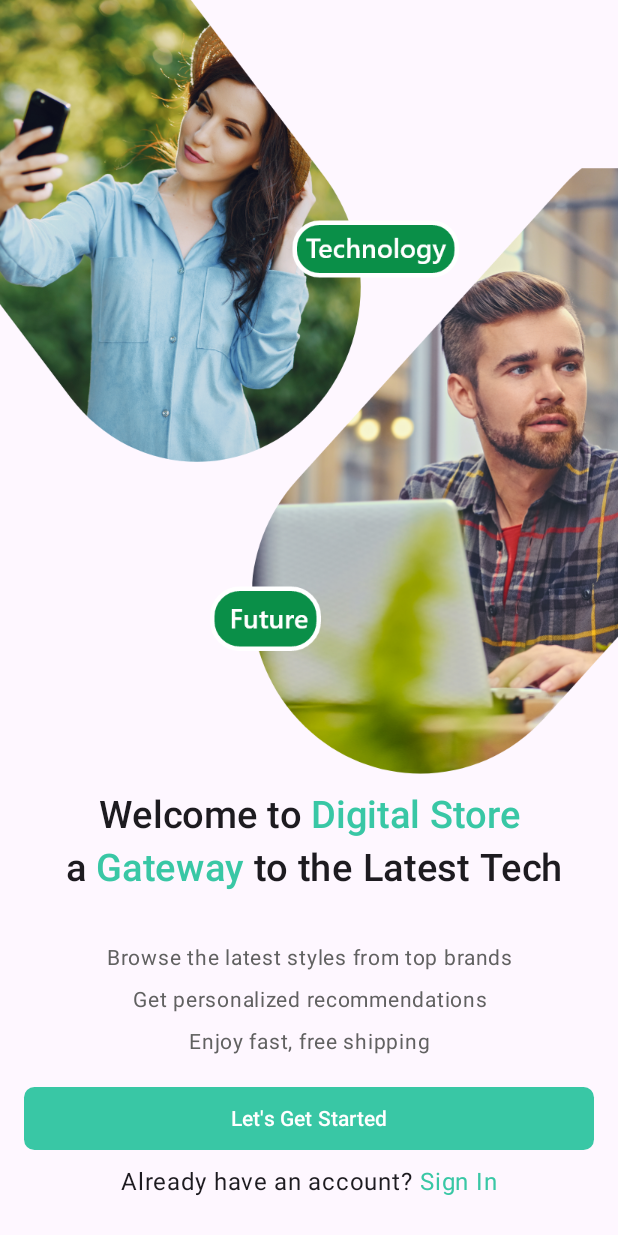
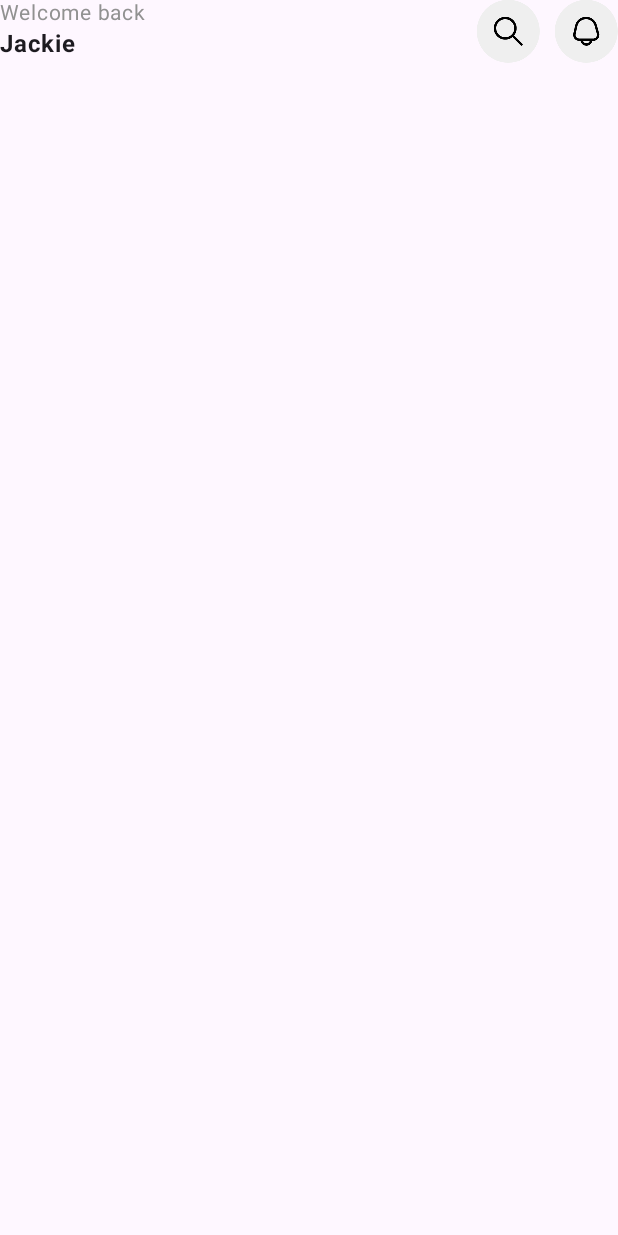
Before and after one commit to ArchikDev/OnlineShopComputers, an Android app built with Jetpack Compose: the screen it shows after launch (MainActivity), after a tap on "Let's Get Started", on a phone screen of 412 x 824 dp. Run offline under Robolectric (Android 15) with nearby library versions, the phone set to English and light mode, and no system bars.

```diff
--- a/app/build.gradle.kts
+++ b/app/build.gradle.kts
@@ -61,6 +61,8 @@ dependencies {
     implementation(libs.androidx.ui.tooling.preview)
     implementation(libs.androidx.material3)
     implementation(libs.firebase.database)
+    implementation(libs.androidx.navigation.compose)
+    implementation(libs.androidx.navigation.runtime.ktx)
     testImplementation(libs.junit)
     androidTestImplementation(libs.androidx.junit)
     androidTestImplementation(libs.androidx.espresso.core)
@@ -71,4 +73,5 @@ dependencies {
 
     implementation(libs.glide)
     implementation(libs.gson)
+
 }
--- a/app/src/main/java/com/ar4uk/onlineshopcomputers/presentation/MainActivity.kt
+++ b/app/src/main/java/com/ar4uk/onlineshopcomputers/presentation/MainActivity.kt
@@ -1,19 +1,24 @@
 package com.ar4uk.onlineshopcomputers.presentation
 
 import android.os.Bundle
+import android.view.WindowManager.LayoutParams.FLAG_LAYOUT_NO_LIMITS
 import androidx.activity.ComponentActivity
 import androidx.activity.compose.setContent
 import androidx.activity.enableEdgeToEdge
 import androidx.compose.runtime.SideEffect
 import androidx.compose.ui.graphics.Color
+import androidx.core.view.WindowCompat
+import com.ar4uk.onlineshopcomputers.presentation.navigation.rememberNavigationState
 import com.ar4uk.onlineshopcomputers.presentation.ui.theme.OnlineShopComputersTheme
 
 class MainActivity : ComponentActivity() {
     override fun onCreate(savedInstanceState: Bundle?) {
         super.onCreate(savedInstanceState)
         enableEdgeToEdge()
+
         setContent {
             OnlineShopComputersTheme(dynamicColor = false) {
+                val navigationState = rememberNavigationState()
 //                val navigationState = rememberNavigationState()
 //                val systemController = rememberSystemUiController()
 
@@ -23,7 +28,7 @@ class MainActivity : ComponentActivity() {
 //                        darkIcons = false
 //                    )
 //                }
-                OnlineShopScreen()
+                OnlineShopScreen(navigationState)
             }
         }
     }
--- a/app/src/main/java/com/ar4uk/onlineshopcomputers/presentation/OnboardingScreen.kt
+++ b/app/src/main/java/com/ar4uk/onlineshopcomputers/presentation/OnboardingScreen.kt
@@ -1,5 +1,9 @@
+@file:Suppress("UNREACHABLE_CODE")
+
 package com.ar4uk.onlineshopcomputers.presentation
 
+import android.os.Build
+import androidx.annotation.RequiresApi
 import androidx.compose.foundation.Image
 import androidx.compose.foundation.layout.Column
 import androidx.compose.foundation.layout.Row
@@ -22,11 +26,13 @@ import androidx.compose.ui.unit.dp
 import androidx.compose.ui.unit.sp
 import com.ar4uk.onlineshopcomputers.R
 import com.ar4uk.onlineshopcomputers.presentation.components.DefaultButton
+import com.ar4uk.onlineshopcomputers.presentation.navigation.NavigationState
+import com.ar4uk.onlineshopcomputers.presentation.navigation.Screen
 import com.ar4uk.onlineshopcomputers.presentation.ui.theme.DarkGrey
 import com.ar4uk.onlineshopcomputers.presentation.ui.theme.Green
 
 @Composable
-fun OnboardingScreen() {
+fun OnboardingScreen(navigationState: NavigationState) {
     Column {
         Image(
             modifier = Modifier
@@ -77,7 +83,9 @@ fun OnboardingScreen() {
             Spacer(modifier = Modifier.height(15.dp))
             DefaultButton(
                 modifier = Modifier.fillMaxWidth(),
-                onClick = {}
+                onClick = {
+                    navigationState.navigateTo(Screen.Home.route)
+                }
             ) {
                 Text(
                     text = "Let's Get Started"
--- a/app/src/main/java/com/ar4uk/onlineshopcomputers/presentation/OnlineShopScreen.kt
+++ b/app/src/main/java/com/ar4uk/onlineshopcomputers/presentation/OnlineShopScreen.kt
@@ -2,15 +2,60 @@ package com.ar4uk.onlineshopcomputers.presentation
 
 import android.annotation.SuppressLint
 import androidx.compose.foundation.layout.Box
+import androidx.compose.foundation.layout.WindowInsets
+import androidx.compose.foundation.layout.WindowInsetsSides
+import androidx.compose.foundation.layout.asPaddingValues
+import androidx.compose.foundation.layout.only
+import androidx.compose.foundation.layout.systemBars
 import androidx.compose.material3.Scaffold
 import androidx.compose.runtime.Composable
+import com.ar4uk.onlineshopcomputers.presentation.home.HomeScreen
+import com.ar4uk.onlineshopcomputers.presentation.home.components.TopBarHome
+import com.ar4uk.onlineshopcomputers.presentation.navigation.AppNavGraph
+import com.ar4uk.onlineshopcomputers.presentation.navigation.NavigationState
 
 @SuppressLint("UnusedMaterial3ScaffoldPaddingParameter")
 @Composable
-fun OnlineShopScreen() {
-    Scaffold {
-        Box {
-            OnboardingScreen()
+fun OnlineShopScreen(navigationState: NavigationState) {
+    val paddingStatusBar = WindowInsets.systemBars
+        .only(WindowInsetsSides.Horizontal + WindowInsetsSides.Top)
+        .asPaddingValues()
+
+    Scaffold(
+        topBar = {
+            TopBarHome(
+                navigationState = navigationState
+            )
         }
+    ) {
+        AppNavGraph(
+            navHostController = navigationState.navHostController,
+            onboardScreenContent = { OnboardingScreen(navigationState) },
+            homeScreenContent = {
+//                    val viewModel: HomeViewModel = hiltViewModel()
+                HomeScreen(navigationState)
+            }
+//                fullImageScreenContent = {
+//                    val fullImageViewModel: FullImageViewModel = hiltViewModel()
+//
+//                    FullImageScreen(
+//                        image = fullImageViewModel.image,
+//                        onBackClick = { navigationState.navHostController.popBackStack() },
+//                        onImageDownloadClick = { url, title ->
+//                            fullImageViewModel.downloadImage(url, title)
+//                        }
+//                    )
+//                },
+//                fullVideoScreenContent = {
+//                    val fullImageViewModel: FullImageViewModel = hiltViewModel()
+//
+//                    fullImageViewModel.video?.let { it1 ->
+//                        FullVideoScreen(
+//                            video = it1,
+//                            onBackClick = { navigationState.navHostController.popBackStack() },
+//                        )
+//                    }
+//                },
+        )
     }
 }
--- a/app/src/main/java/com/ar4uk/onlineshopcomputers/presentation/components/common.kt
+++ b/app/src/main/java/com/ar4uk/onlineshopcomputers/presentation/components/common.kt
@@ -26,7 +26,7 @@ fun DefaultButton(
     content: @Composable RowScope.() -> Unit
 ) {
     Button(
-        modifier = Modifier.height(42.dp).then(modifier),
+        modifier = Modifier.height(48.dp).then(modifier),
         onClick = onClick,
         colors = colors,
         enabled = enabled,
--- a/app/src/main/java/com/ar4uk/onlineshopcomputers/presentation/home/HomeScreen.kt
+++ b/app/src/main/java/com/ar4uk/onlineshopcomputers/presentation/home/HomeScreen.kt
@@ -1,8 +1,21 @@
 package com.ar4uk.onlineshopcomputers.presentation.home
 
+import androidx.compose.foundation.layout.Column
+import androidx.compose.foundation.layout.fillMaxSize
+import androidx.compose.foundation.layout.padding
 import androidx.compose.runtime.Composable
+import androidx.compose.ui.Modifier
+import androidx.compose.ui.unit.dp
+import com.ar4uk.onlineshopcomputers.presentation.home.components.TopBarHome
+import com.ar4uk.onlineshopcomputers.presentation.navigation.NavigationState
 
 @Composable
-fun HomeScreen() {
+fun HomeScreen(
+    navigationState: NavigationState
+) {
+    Column(modifier = Modifier
+        .fillMaxSize()
+    ) {
 
+    }
 }
--- /dev/null
+++ b/app/src/main/java/com/ar4uk/onlineshopcomputers/presentation/home/components/TopBarHome.kt
@@ -0,0 +1,76 @@
+package com.ar4uk.onlineshopcomputers.presentation.home.components
+
+import androidx.compose.foundation.Image
+import androidx.compose.foundation.background
+import androidx.compose.foundation.clickable
+import androidx.compose.foundation.layout.Arrangement
+import androidx.compose.foundation.layout.Column
+import androidx.compose.foundation.layout.Row
+import androidx.compose.foundation.layout.Spacer
+import androidx.compose.foundation.layout.WindowInsets
+import androidx.compose.foundation.layout.WindowInsetsSides
+import androidx.compose.foundation.layout.asPaddingValues
+import androidx.compose.foundation.layout.fillMaxWidth
+import androidx.compose.foundation.layout.height
+import androidx.compose.foundation.layout.only
+import androidx.compose.foundation.layout.padding
+import androidx.compose.foundation.layout.systemBars
+import androidx.compose.foundation.layout.width
+import androidx.compose.material3.IconButton
+import androidx.compose.material3.Text
+import androidx.compose.runtime.Composable
+import androidx.compose.ui.Alignment
+import androidx.compose.ui.Modifier
+import androidx.compose.ui.graphics.Color
+import androidx.compose.ui.platform.LocalContext
+import androidx.compose.ui.res.painterResource
+import androidx.compose.ui.text.font.FontWeight
+import androidx.compose.ui.unit.dp
+import androidx.compose.ui.unit.sp
+import com.ar4uk.onlineshopcomputers.R
+import com.ar4uk.onlineshopcomputers.presentation.navigation.NavigationState
+import com.ar4uk.onlineshopcomputers.presentation.ui.theme.Grey
+
+@Composable
+fun TopBarHome(
+    navigationState: NavigationState,
+) {
+    Row(
+        modifier = Modifier
+            .fillMaxWidth(),
+        horizontalArrangement = Arrangement.SpaceBetween,
+        verticalAlignment = Alignment.CenterVertically
+    ) {
+        Column {
+            Text(
+                text = "Welcome back",
+                color = Grey,
+                fontSize = 14.sp,
+                lineHeight = 14.sp
+            )
+            Text(
+                text = "Jackie",
+                fontWeight = FontWeight.Bold
+            )
+        }
+
+        Row {
+            Image(
+                modifier = Modifier
+                    .clickable {},
+                painter = painterResource(id = R.drawable.search_icon),
+                contentDescription = null
+            )
+            Spacer(modifier = Modifier.width(10.dp))
+
+            Image(
+                modifier = Modifier
+                    .clickable {},
+                painter = painterResource(id = R.drawable.bell_icon),
+                contentDescription = null
+            )
+        }
+
+
+    }
+}
--- /dev/null
+++ b/app/src/main/java/com/ar4uk/onlineshopcomputers/presentation/navigation/AppNavGraph.kt
@@ -0,0 +1,39 @@
+package com.ar4uk.onlineshopcomputers.presentation.navigation
+
+import androidx.compose.animation.EnterTransition
+import androidx.compose.animation.ExitTransition
+import androidx.compose.runtime.Composable
+import androidx.navigation.NavHostController
+import androidx.navigation.compose.NavHost
+import androidx.navigation.compose.composable
+
+@Composable
+fun AppNavGraph(
+    navHostController: NavHostController,
+    onboardScreenContent: @Composable () -> Unit,
+    homeScreenContent: @Composable () -> Unit
+) {
+    NavHost(
+        navController = navHostController,
+        startDestination = Screen.Onboard.route,
+        enterTransition = {
+            EnterTransition.None
+        },
+        exitTransition = {
+            ExitTransition.None
+        },
+        popEnterTransition = {
+            EnterTransition.None
+        },
+        popExitTransition = {
+            ExitTransition.None
+        }
+    ) {
+        composable(Screen.Onboard.route) {
+            onboardScreenContent()
+        }
+        composable(Screen.Home.route) {
+            homeScreenContent()
+        }
+    }
+}
--- /dev/null
+++ b/app/src/main/java/com/ar4uk/onlineshopcomputers/presentation/navigation/NavigationState.kt
@@ -0,0 +1,41 @@
+package com.ar4uk.onlineshopcomputers.presentation.navigation
+
+import androidx.compose.runtime.Composable
+import androidx.compose.runtime.remember
+import androidx.compose.ui.Modifier
+import androidx.navigation.NavHostController
+import androidx.navigation.compose.rememberNavController
+
+class NavigationState(
+    val navHostController: NavHostController
+) {
+
+    fun navigateTo(route: String) {
+        navHostController.navigate(route) {
+            popUpTo(navHostController.graph.startDestinationId) {
+                inclusive =  true
+                saveState = true
+            }
+
+            launchSingleTop = true
+            restoreState = true
+        }
+    }
+
+//    fun navigateToFullImage(imageId: String) {
+//        navHostController.navigate(Screen.FullImageScreen.getRouteWithArgs(imageId))
+//    }
+//
+//    fun navigateToFullVideo(videoId: String) {
+//        navHostController.navigate(Screen.FullVideoScreen.getRouteWithArgs(videoId))
+//    }
+}
+
+@Composable
+fun rememberNavigationState(
+    navHostController: NavHostController = rememberNavController()
+): NavigationState {
+    return remember {
+        NavigationState(navHostController)
+    }
+}
--- /dev/null
+++ b/app/src/main/java/com/ar4uk/onlineshopcomputers/presentation/navigation/Screen.kt
@@ -0,0 +1,34 @@
+package com.ar4uk.onlineshopcomputers.presentation.navigation
+
+sealed class Screen(
+    val route: String
+) {
+    data object Onboard: Screen(ROUTE_ONBOARD)
+    data object Home: Screen(ROUTE_HOME)
+//    data object FullImageScreen: Screen(ROUTE_FULL_IMAGE_SCREEN) {
+//
+//        private const val ROUTER_FOR_ARGS = "full_image_screen"
+//
+//        fun getRouteWithArgs(imageId: String): String {
+//            return "$ROUTER_FOR_ARGS/${imageId}"
+//        }
+//    }
+//
+//    data object FullVideoScreen: Screen(ROUTE_FULL_VIDEO_SCREEN) {
+//
+//        private const val ROUTER_FOR_ARGS = "full_video_screen"
+//
+//        fun getRouteWithArgs(videoId: String): String {
+//            return "$ROUTER_FOR_ARGS/${videoId}"
+//        }
+//    }
+    companion object {
+
+//        const val KEY_IMAGE_ID = "key_image_id"
+//        const val KEY_VIDEO_ID = "key_video_id"
+        const val ROUTE_ONBOARD = "onboard"
+        const val ROUTE_HOME = "home"
+//        const val ROUTE_FULL_IMAGE_SCREEN = "full_image_screen/{$KEY_IMAGE_ID}"
+//        const val ROUTE_FULL_VIDEO_SCREEN = "full_video_screen/{$KEY_VIDEO_ID}"
+    }
+}
--- a/gradle/libs.versions.toml
+++ b/gradle/libs.versions.toml
@@ -12,6 +12,8 @@ activityCompose = "1.9.2"
 composeBom = "2024.04.01"
 googleGmsGoogleServices = "4.4.2"
 firebaseDatabase = "21.0.0"
+navigationCompose = "2.8.1"
+navigationRuntimeKtx = "2.8.1"
 
 [libraries]
 androidx-core-ktx = { group = "androidx.core", name = "core-ktx", version.ref = "coreKtx" }
@@ -31,7 +33,8 @@ androidx-ui-test-manifest = { group = "androidx.compose.ui", name = "ui-test-man
 androidx-ui-test-junit4 = { group = "androidx.compose.ui", name = "ui-test-junit4" }
 androidx-material3 = { group = "androidx.compose.material3", name = "material3" }
 firebase-database = { group = "com.google.firebase", name = "firebase-database", version.ref = "firebaseDatabase" }
-
+androidx-navigation-compose = { group = "androidx.navigation", name = "navigation-compose", version.ref = "navigationCompose" }
+androidx-navigation-runtime-ktx = { group = "androidx.navigation", name = "navigation-runtime-ktx", version.ref = "navigationRuntimeKtx" }
 [plugins]
 android-application = { id = "com.android.application", version.ref = "agp" }
 jetbrains-kotlin-android = { id = "org.jetbrains.kotlin.android", version.ref = "kotlin" }
```
